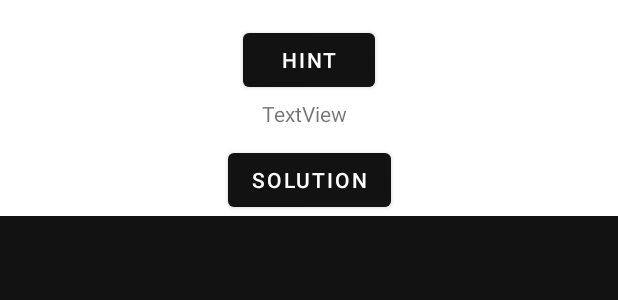
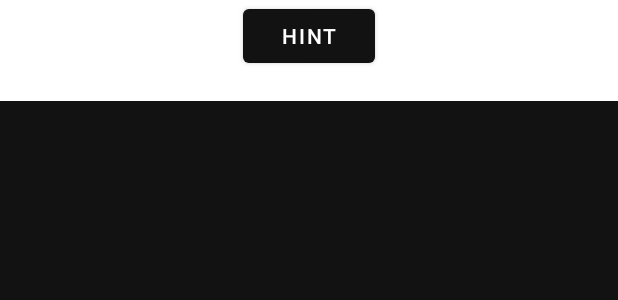
Before and after one commit to etr0n/Math-Riddle-Game, an Android app: the layout fragment_level_dialog.xml on its own in the app's theme, with its tools: preview values and no code run, on a phone screen of 412 x 824 dp. Shown: the top 300 px of the screen. Run offline under Robolectric (Android 15) with nearby library versions, the phone set to English and light mode, and no system bars.

Commit message:
Implemented Google Ads for hint

```diff
--- a/app/src/main/java/com/example/mathriddles/MainActivity.kt
+++ b/app/src/main/java/com/example/mathriddles/MainActivity.kt
@@ -7,7 +7,6 @@ import androidx.activity.viewModels
 import androidx.appcompat.app.ActionBar
 import androidx.core.content.ContentProviderCompat.requireContext
 import androidx.fragment.app.viewModels
-import com.example.mathriddles.LevelDialogFragment.Companion.TAG
 import com.google.android.gms.ads.AdRequest
 import com.google.android.gms.ads.LoadAdError
 import com.google.android.gms.ads.MobileAds
--- a/app/src/main/res/layout/fragment_level_dialog.xml
+++ b/app/src/main/res/layout/fragment_level_dialog.xml
@@ -15,33 +15,23 @@
         android:id="@+id/button_hint_ad"
         android:layout_width="wrap_content"
         android:layout_height="wrap_content"
-        android:layout_marginTop="16dp"
         android:text="Hint"
+        app:layout_constraintBottom_toTopOf="@+id/textView_sol_hint"
         app:layout_constraintEnd_toEndOf="parent"
         app:layout_constraintStart_toStartOf="parent"
         app:layout_constraintTop_toTopOf="parent" />
-
-    <Button
-        android:id="@+id/button_solution_ad"
-        android:layout_width="wrap_content"
-        android:layout_height="wrap_content"
-        android:layout_marginTop="32dp"
-        android:text="Solution"
-        app:layout_constraintEnd_toEndOf="parent"
-        app:layout_constraintStart_toStartOf="parent"
-        app:layout_constraintTop_toBottomOf="@+id/button_hint_ad" />
 
     <TextView
         android:id="@+id/textView_sol_hint"
         android:layout_width="wrap_content"
         android:layout_height="wrap_content"
-        android:layout_marginStart="173dp"
-        android:layout_marginTop="2dp"
+        android:layout_marginStart="1dp"
         android:layout_marginEnd="180dp"
-        android:layout_marginBottom="11dp"
         android:text="TextView"
-        app:layout_constraintBottom_toTopOf="@+id/button_solution_ad"
+        android:visibility="invisible"
+        app:layout_constraintBottom_toBottomOf="parent"
         app:layout_constraintEnd_toEndOf="parent"
+        app:layout_constraintHorizontal_bias="1.0"
         app:layout_constraintStart_toStartOf="parent"
         app:layout_constraintTop_toBottomOf="@+id/button_hint_ad" />
 
```
Also changed, not shown: app/src/main/java/com/example/mathriddles/LevelDialogFragment.kt (+0 -9 lines), app/src/main/java/com/example/mathriddles/LevelFragment.kt (+52 -65 lines).
